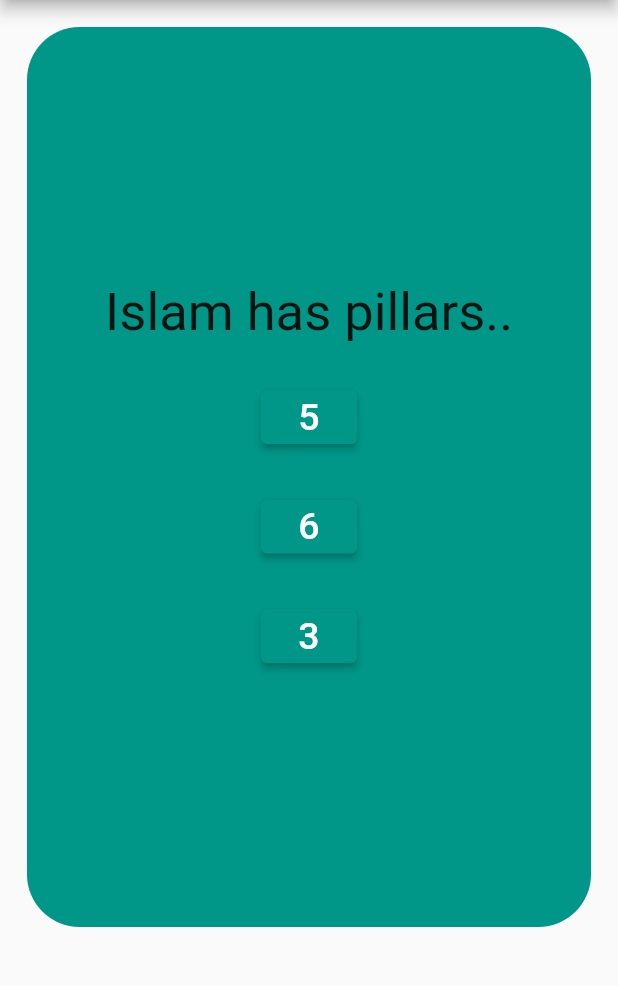
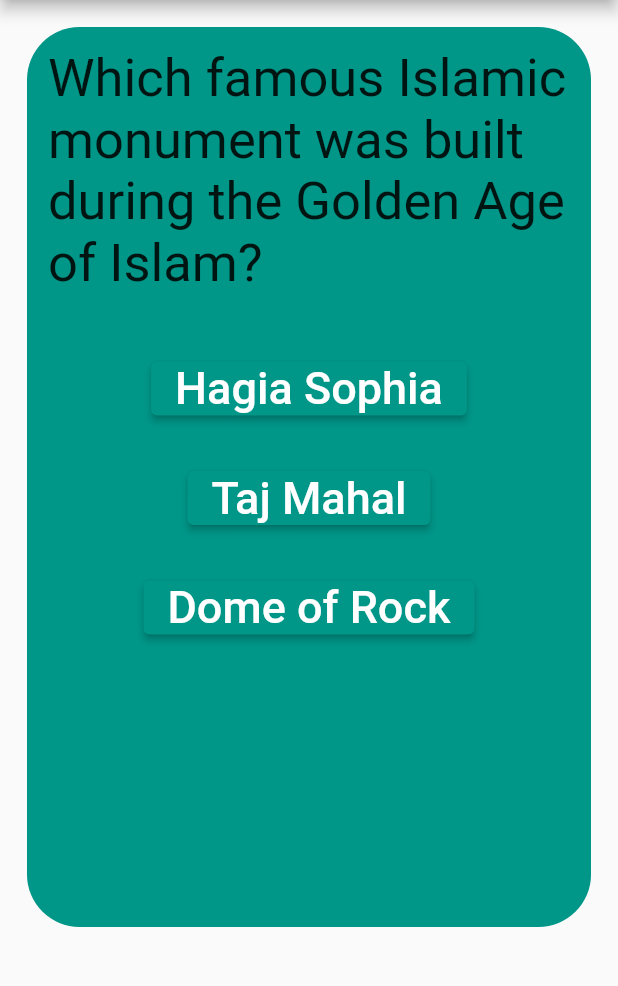
Before and after one commit to Sayyad-Amin/sp21-bcs-015, a Flutter app: the screen it shows after launch, after a tap on "Start Quiz..", on a phone screen of 412 x 824 dp, the part 84-1070 px from its top. Run offline on Flutter 3.47's test engine with Material 2 defaults, Android fonts, the phone set to English and light mode, and no system bars; our stand-ins replace assets_audio_player.

Commit message:
update commit

```diff
--- a/quiz_app/lib/Question1.dart
+++ b/quiz_app/lib/Question1.dart
@@ -20,31 +20,33 @@ class Question1 extends StatelessWidget {
               borderRadius: BorderRadius.circular(35),
               color: Colors.teal),
           child: Column(
-            mainAxisAlignment: MainAxisAlignment.center,
             children: [
-              Text('Islam has pillars..',
-                style: TextStyle(fontSize: 35),),
+              Padding(
+                padding: const EdgeInsets.all(14.0),
+                child: Text('Which famous Islamic monument was built during the Golden Age of Islam?',
+                  style: TextStyle(fontSize: 35),),
+              ),
               SizedBox(height: 25),
               ElevatedButton(onPressed: (){
                 Navigator.push(context, MaterialPageRoute(builder: (context){
                   return Question2();
                 }));
-              }, child: Text('5',
-                style: TextStyle(fontSize: 25),)),
+              }, child: Text('Hagia Sophia',
+                style: TextStyle(fontSize: 30),)),
               SizedBox(height: 25),
               ElevatedButton(onPressed: (){
                 Navigator.push(context, MaterialPageRoute(builder: (context){
                   return Question2();
                 }));
-              }, child: Text('6',
-                style: TextStyle(fontSize: 25),)),
+              }, child: Text('Taj Mahal',
+                style: TextStyle(fontSize: 30),)),
               SizedBox(height: 25),
               ElevatedButton(onPressed: (){
                 Navigator.push(context, MaterialPageRoute(builder: (context){
                   return Question2();
                 }));
-              }, child: Text('3',
-                style: TextStyle(fontSize: 25),)),
+              }, child: Text('Dome of Rock',
+                style: TextStyle(fontSize: 30),)),
             ],
           ),
         ),
--- a/quiz_app/lib/main.dart
+++ b/quiz_app/lib/main.dart
@@ -41,23 +41,23 @@ class _MyHomePageState extends State<MyHomePage> {
         padding: const EdgeInsets.all(18.0),
         child: Container(
           width: 400,
-          height: 550,
+          height: 500,
           decoration: BoxDecoration(
               borderRadius: BorderRadius.circular(35),
               color: Colors.teal),
           child: Column(
-            mainAxisAlignment: MainAxisAlignment.center,
             children: [
+              SizedBox(height: 50),
               Text('Golden Era of Islam',
                 style: TextStyle(fontSize: 35),),
-              SizedBox(height: 25),
+              SizedBox(height: 45),
               ElevatedButton(onPressed: (){
                 Navigator.push(context,
                     MaterialPageRoute(builder: (context){
                       return Question1();
                 }));
               }, child: Text('Start Quiz..',
-                style: TextStyle(fontSize: 25),))
+                style: TextStyle(fontSize: 30),))
             ],
           ),
         ),
```
Also changed, not shown: quiz_app/lib/Question2.dart (+11 -9 lines), quiz_app/lib/Question3.dart (+11 -9 lines), quiz_app/lib/Question4.dart (+11 -9 lines), quiz_app/lib/Question5.dart (+15 -11 lines), quiz_app/lib/ResultPage.dart (added, +57 -0 lines).
